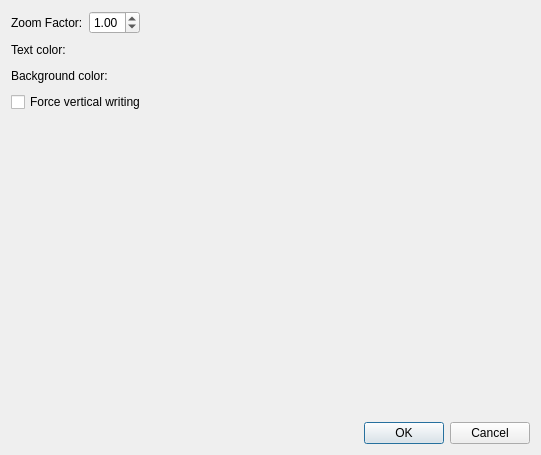
Above: vertreader/styledialog.ui from cges30901/vertreader before the change. Below: the same form after it.
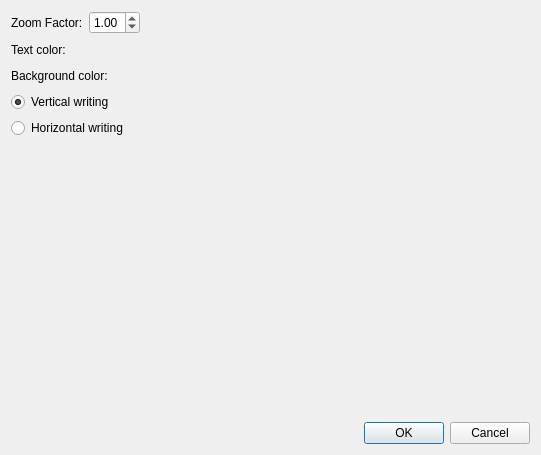
That is the form after the change.

Commit message: Support horizontal writing

Diff of the .ui file:
```diff
--- a/vertreader/styledialog.ui
+++ b/vertreader/styledialog.ui
@@ -123,9 +123,19 @@
     </layout>
    </item>
    <item>
-    <widget class="QCheckBox" name="chbVertical">
+    <widget class="QRadioButton" name="btnVertical">
      <property name="text">
-      <string>Force vertical writing</string>
+      <string>Vertical writing</string>
+     </property>
+     <property name="checked">
+      <bool>true</bool>
+     </property>
+    </widget>
+   </item>
+   <item>
+    <widget class="QRadioButton" name="btnHorizontal">
+     <property name="text">
+      <string>Horizontal writing</string>
      </property>
     </widget>
    </item>
```
The commit also changes 2 other files.
